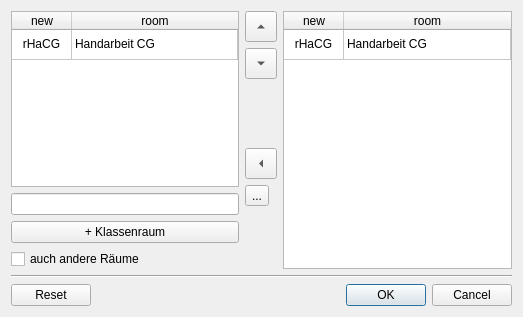
First picture: the form in wz-data/ui/dialog_room_choice.ui, repository gradgrind/WZ3, before the edit.
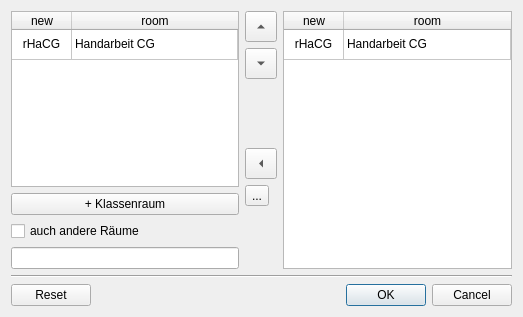
Second picture: the form after the edit. Icons and pictures are not drawn.

Commit message: Room dialog looks quite good now

The edit to the form file:
```diff
--- a/wz-data/ui/dialog_room_choice.ui
+++ b/wz-data/ui/dialog_room_choice.ui
@@ -74,9 +74,6 @@
          </item>
         </widget>
        </item>
-       <item>
-        <widget class="QLineEdit" name="roomtext"/>
-       </item>
        <item>
         <widget class="QPushButton" name="home">
          <property name="text">
@@ -91,6 +88,13 @@
          </property>
         </widget>
        </item>
+       <item>
+        <widget class="QLineEdit" name="roomtext">
+         <property name="readOnly">
+          <bool>true</bool>
+         </property>
+        </widget>
+       </item>
       </layout>
      </item>
      <item>
```
Left out of the diff: 12 changed lines with no effect on the pictures. The commit also changes 1 other file.
